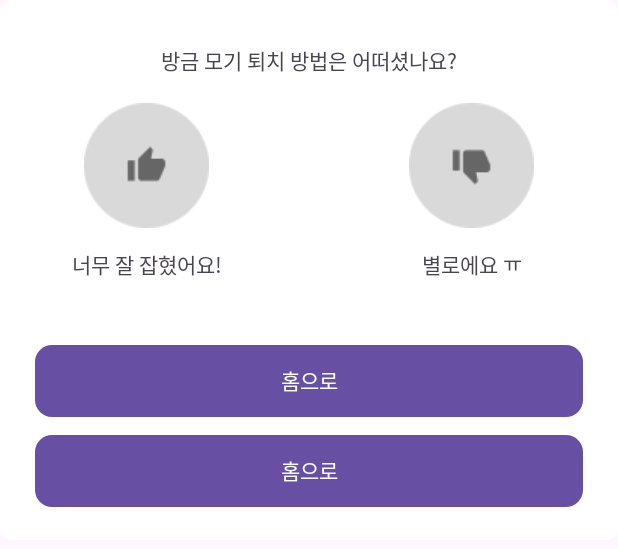
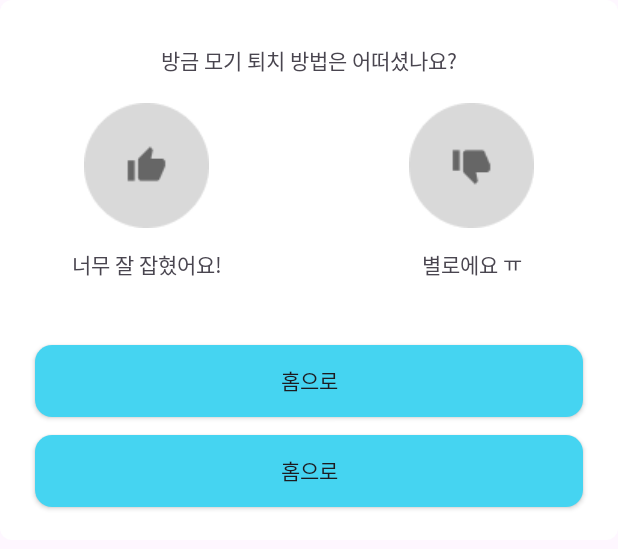
Before and after one commit to SOPT32-SOPKATHON/sopkathon-android, an Android app: the layout dialog_vote.xml on its own in the app's theme, with its tools: preview values and no code run, on a phone screen of 412 x 824 dp. Shown: the top 549 px of the screen. Run offline under Robolectric (Android 15) with nearby library versions, the phone set to English and light mode, and no system bars.

Commit message:
feat: 투표 다이얼로그 ui 구현

```diff
--- a/app/src/main/res/drawable/rectangle_vote_radius_11.xml
+++ b/app/src/main/res/drawable/rectangle_vote_radius_11.xml
@@ -2,5 +2,5 @@
 <shape xmlns:android="http://schemas.android.com/apk/res/android"
     android:shape="rectangle">
     <corners android:radius="11dp" />
-    <solid android:color="@color/white" />
+    <solid android:color="#45D4F1" />
 </shape>
--- a/app/src/main/res/layout/dialog_vote.xml
+++ b/app/src/main/res/layout/dialog_vote.xml
@@ -58,7 +58,7 @@
         app:layout_constraintStart_toStartOf="@id/iv_vote_bad"
         app:layout_constraintTop_toBottomOf="@id/iv_vote_bad" />
 
-    <Button
+    <androidx.appcompat.widget.AppCompatButton
         android:id="@+id/btn_vote_to_home"
         android:layout_width="match_parent"
         android:layout_height="wrap_content"
@@ -70,7 +70,7 @@
         app:layout_constraintStart_toStartOf="parent"
         app:layout_constraintTop_toBottomOf="@id/tv_vote_good" />
 
-    <Button
+    <androidx.appcompat.widget.AppCompatButton
         android:id="@+id/btn_vote_to_ranking"
         android:layout_width="match_parent"
         android:layout_height="wrap_content"
```
